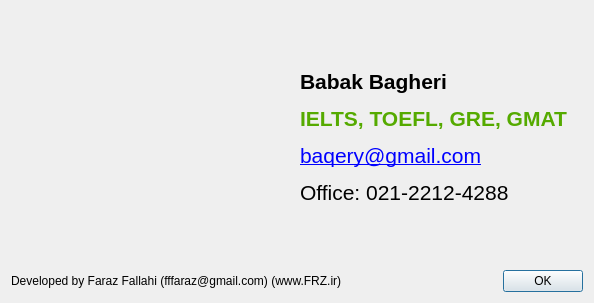
Above: Toefl-Speaking-Recorder/dialogabout.ui from fffaraz/Toefl-Speaking-Recorder before the change. Below: the same form after it.
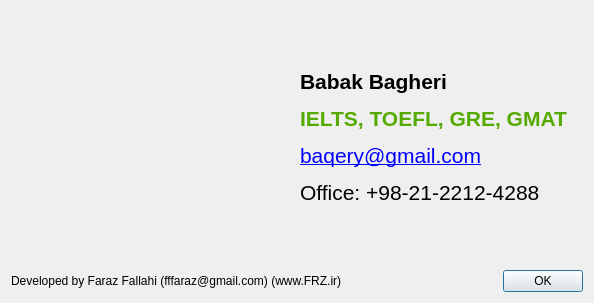
That is the form after the change. Icons and pictures are not drawn.

What changed in the file:
```diff
--- a/Toefl-Speaking-Recorder/dialogabout.ui
+++ b/Toefl-Speaking-Recorder/dialogabout.ui
@@ -32,7 +32,7 @@
      <item>
       <widget class="QLabel" name="label_2">
        <property name="text">
-        <string>&lt;html&gt;&lt;head/&gt;&lt;body&gt;&lt;p&gt;&lt;span style=&quot; font-size:16pt; font-weight:600;&quot;&gt;Babak Bagheri&lt;/span&gt;&lt;/p&gt;&lt;p&gt;&lt;span style=&quot; font-size:16pt; font-weight:600; color:#55aa00;&quot;&gt;IELTS, TOEFL, GRE, GMAT&lt;/span&gt;&lt;/p&gt;&lt;p&gt;&lt;a href=&quot;mailto:baqery@gmail.com&quot;&gt;&lt;span style=&quot; font-size:16pt; text-decoration: underline; color:#0000ff;&quot;&gt;baqery@gmail.com&lt;/span&gt;&lt;/a&gt;&lt;/p&gt;&lt;p&gt;&lt;span style=&quot; font-size:16pt;&quot;&gt;Office: 021-2212-4288&lt;/span&gt;&lt;/p&gt;&lt;/body&gt;&lt;/html&gt;</string>
+        <string>&lt;html&gt;&lt;head/&gt;&lt;body&gt;&lt;p&gt;&lt;span style=&quot; font-size:16pt; font-weight:600;&quot;&gt;Babak Bagheri&lt;/span&gt;&lt;/p&gt;&lt;p&gt;&lt;span style=&quot; font-size:16pt; font-weight:600; color:#55aa00;&quot;&gt;IELTS, TOEFL, GRE, GMAT&lt;/span&gt;&lt;/p&gt;&lt;p&gt;&lt;a href=&quot;mailto:baqery@gmail.com&quot;&gt;&lt;span style=&quot; font-size:16pt; text-decoration: underline; color:#0000ff;&quot;&gt;baqery@gmail.com&lt;/span&gt;&lt;/a&gt;&lt;/p&gt;&lt;p&gt;&lt;span style=&quot; font-size:16pt;&quot;&gt;Office: +98-21-2212-4288&lt;/span&gt;&lt;/p&gt;&lt;/body&gt;&lt;/html&gt;</string>
        </property>
       </widget>
      </item>
```
